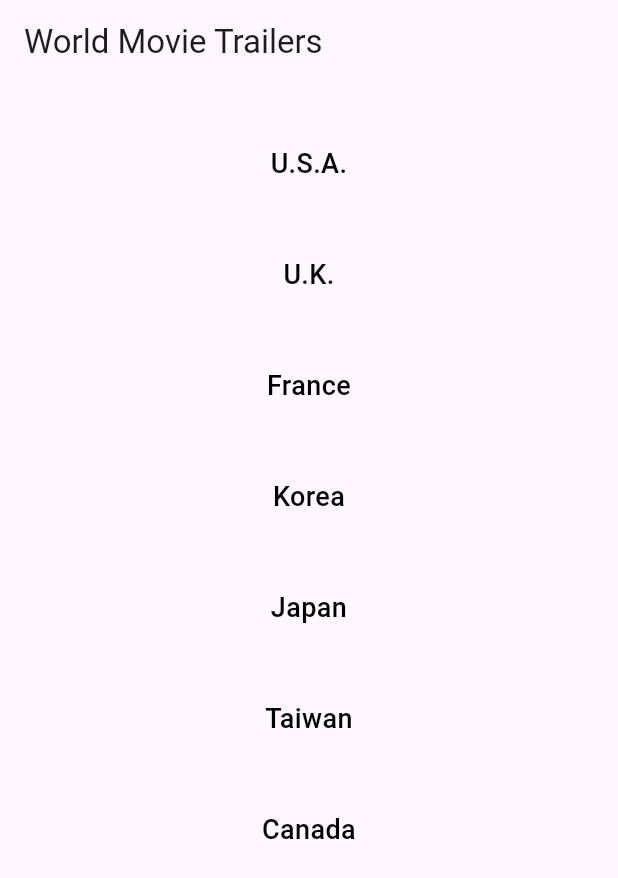
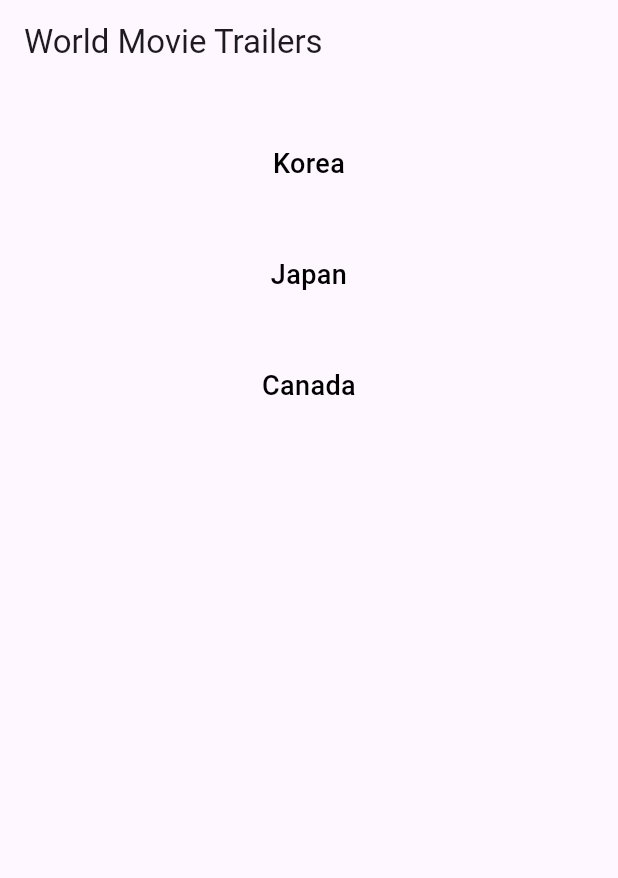
Before and after one commit to eunbeek/world_movie_trailer, a Flutter app: the screen it shows after launch, on a phone screen of 412 x 824 dp. Shown: the top 878 px of the screen. Run offline on Flutter 3.47's test engine with Material 3 defaults, Android fonts, the phone set to English and light mode, and no system bars; our stand-ins replace chewie, video_player.

Commit message:
update constant

```diff
--- a/lib/common/constants.dart
+++ b/lib/common/constants.dart
@@ -8,52 +8,22 @@ const countryAppBarJp = 'ワールドムービートレーラー';
 const countryAppBarFr = 'Bande-annonces de films du monde';
 const countryAppBarCn = '世界电影预告片';
 
-List<String> countryKeys = ['usa', 'uk', 'france', 'korea', 'japan', 'taiwan', 'canada'];
+List<String> countryKeys = ['korea', 'japan', 'canada'];
 Map<String, Map<String, String>> localizedCountries = {
   'en': {
-    'usa': 'U.S.A.',
-    'uk': 'U.K.',
-    'france': 'France',
     'korea': 'Korea',
     'japan': 'Japan',
-    'taiwan': 'Taiwan',
     'canada': 'Canada',
   },
   'ko': {
-    'usa': '미국',
-    'uk': '영국',
-    'france': '프랑스',
     'korea': '한국',
     'japan': '일본',
-    'taiwan': '대만',
     'canada': '캐나다',
   },
   'ja': {
-    'usa': 'アメリカ',
-    'uk': 'イギリス',
-    'france': 'フランス',
     'korea': '韓国',
     'japan': '日本',
-    'taiwan': '台湾',
     'canada': 'カナダ',
-  },
-  'fr': {
-    'usa': 'États-Unis',
-    'uk': 'Royaume-Uni',
-    'france': 'France',
-    'korea': 'Corée',
-    'japan': 'Japon',
-    'taiwan': 'Taïwan',
-    'canada': 'Canada',
-  },
-  'cn': {
-    'usa': '美国',
-    'uk': '英国',
-    'france': '法国',
-    'korea': '韩国',
-    'japan': '日本',
-    'taiwan': '台湾',
-    'canada': '加拿大',
   },
 };
 
@@ -61,6 +31,7 @@ const kr = 'South Korea';
 const jp = 'Japan';
 const na = 'North America';
 const fr = 'France';
+const ca = 'Canada';
 
 // ad
 
```
